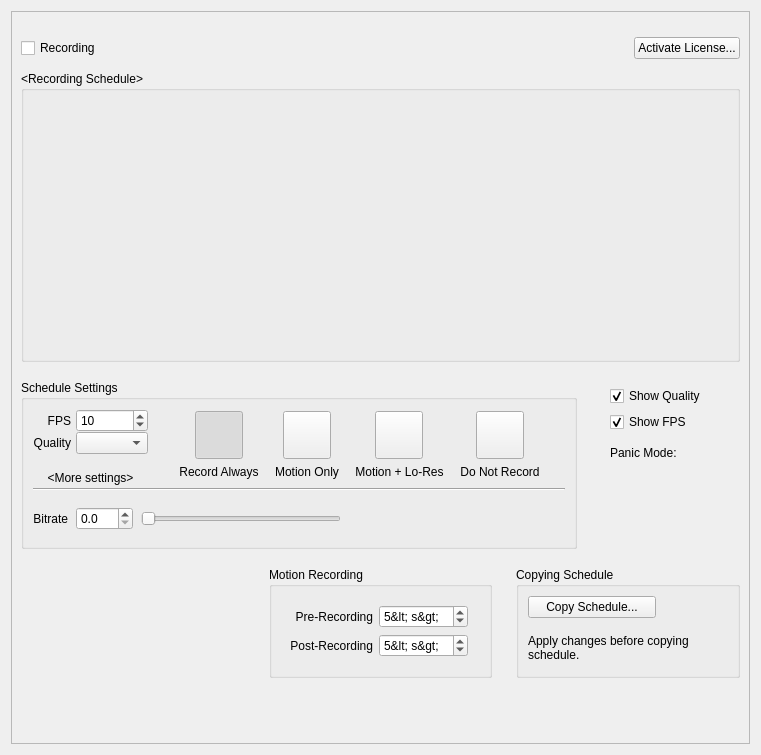
This is client/nx_client_desktop/src/ui/widgets/properties/camera_schedule_widget.ui in networkoptix/nx_open as Qt 5 draws it before an edit. The edited form follows.
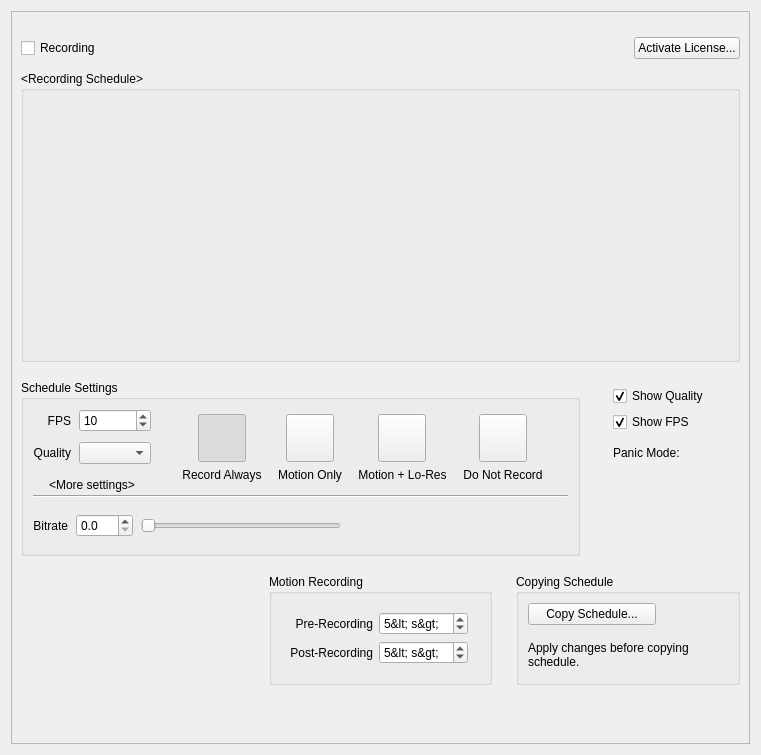
This is the edited form. Custom widgets are drawn as their Qt base class.

Commit message:
VMS-9768 Fixed layout margins for camera schedule settings
<==== Mercurial data ====>
Branch: vms_3.2

Diff of the .ui file:
```diff
--- a/client/nx_client_desktop/src/ui/widgets/properties/camera_schedule_widget.ui
+++ b/client/nx_client_desktop/src/ui/widgets/properties/camera_schedule_widget.ui
@@ -538,7 +538,10 @@
             <item row="0" column="0">
              <layout class="QGridLayout" name="gridLayout_3" columnstretch="1,0">
               <property name="horizontalSpacing">
-               <number>5</number>
+               <number>8</number>
+              </property>
+              <property name="verticalSpacing">
+               <number>10</number>
               </property>
               <item row="0" column="0">
                <widget class="QLabel" name="fpsLabel">
@@ -558,6 +561,12 @@
               </item>
               <item row="0" column="1">
                <widget class="QSpinBox" name="fpsSpinBox">
+                <property name="sizePolicy">
+                 <sizepolicy hsizetype="Minimum" vsizetype="Preferred">
+                  <horstretch>0</horstretch>
+                  <verstretch>0</verstretch>
+                 </sizepolicy>
+                </property>
                 <property name="minimum">
                  <number>1</number>
                 </property>
```
